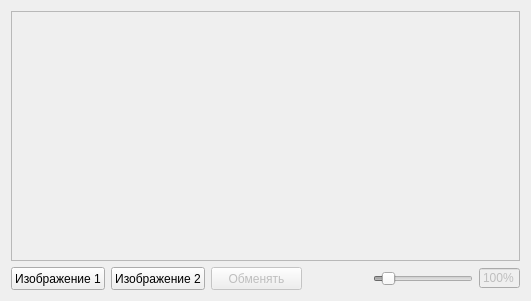
This is src/mainwindow.ui in PalmtopTiger/Comparator as Qt 5 draws it before an edit. The edited form follows.
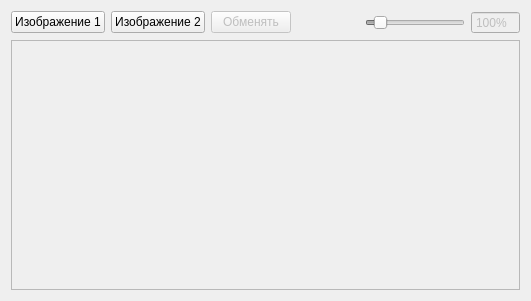
This is the edited form. Icons and pictures are not drawn.

Commit message: Make zoom percentage editable

Diff of the .ui file:
```diff
--- a/src/mainwindow.ui
+++ b/src/mainwindow.ui
@@ -22,34 +22,6 @@
   </property>
   <widget class="QWidget" name="centralWidget">
    <layout class="QVBoxLayout" name="verticalLayout_2">
-    <item>
-     <widget class="QGraphicsView" name="graphicsView">
-      <property name="enabled">
-       <bool>false</bool>
-      </property>
-      <property name="acceptDrops">
-       <bool>false</bool>
-      </property>
-      <property name="verticalScrollBarPolicy">
-       <enum>Qt::ScrollBarAlwaysOff</enum>
-      </property>
-      <property name="horizontalScrollBarPolicy">
-       <enum>Qt::ScrollBarAlwaysOff</enum>
-      </property>
-      <property name="backgroundBrush">
-       <brush brushstyle="SolidPattern">
-        <color alpha="255">
-         <red>128</red>
-         <green>128</green>
-         <blue>128</blue>
-        </color>
-       </brush>
-      </property>
-      <property name="dragMode">
-       <enum>QGraphicsView::ScrollHandDrag</enum>
-      </property>
-     </widget>
-    </item>
     <item>
      <layout class="QHBoxLayout" name="horizontalLayout">
       <item>
@@ -60,18 +32,6 @@
           <verstretch>0</verstretch>
          </sizepolicy>
         </property>
-        <property name="minimumSize">
-         <size>
-          <width>91</width>
-          <height>23</height>
-         </size>
-        </property>
-        <property name="maximumSize">
-         <size>
-          <width>16777215</width>
-          <height>23</height>
-         </size>
-        </property>
         <property name="toolTip">
          <string>Открыть</string>
         </property>
@@ -91,18 +51,6 @@
           <verstretch>0</verstretch>
          </sizepolicy>
         </property>
-        <property name="minimumSize">
-         <size>
-          <width>91</width>
-          <height>23</height>
-         </size>
-        </property>
-        <property name="maximumSize">
-         <size>
-          <width>16777215</width>
-          <height>23</height>
-         </size>
-        </property>
         <property name="toolTip">
          <string>Открыть</string>
         </property>
@@ -120,23 +68,11 @@
          <bool>false</bool>
         </property>
         <property name="sizePolicy">
-         <sizepolicy hsizetype="Fixed" vsizetype="Fixed">
+         <sizepolicy hsizetype="Minimum" vsizetype="Fixed">
           <horstretch>0</horstretch>
           <verstretch>0</verstretch>
          </sizepolicy>
         </property>
-        <property name="minimumSize">
-         <size>
-          <width>91</width>
-          <height>23</height>
-         </size>
-        </property>
-        <property name="maximumSize">
-         <size>
-          <width>91</width>
-          <height>23</height>
-         </size>
-        </property>
         <property name="text">
          <string>Обменять</string>
         </property>
@@ -172,13 +108,13 @@
         <property name="minimumSize">
          <size>
           <width>100</width>
-          <height>19</height>
+          <height>0</height>
          </size>
         </property>
         <property name="maximumSize">
          <size>
           <width>300</width>
-          <height>19</height>
+          <height>16777215</height>
          </size>
         </property>
         <property name="contextMenuPolicy">
@@ -202,38 +138,66 @@
        </widget>
       </item>
       <item>
-       <widget class="QLineEdit" name="edPercent">
+       <widget class="QSpinBox" name="spZoom">
         <property name="enabled">
          <bool>false</bool>
         </property>
         <property name="sizePolicy">
-         <sizepolicy hsizetype="Fixed" vsizetype="Fixed">
+         <sizepolicy hsizetype="Minimum" vsizetype="Fixed">
           <horstretch>0</horstretch>
           <verstretch>0</verstretch>
          </sizepolicy>
         </property>
-        <property name="minimumSize">
-         <size>
-          <width>41</width>
-          <height>20</height>
-         </size>
+        <property name="buttonSymbols">
+         <enum>QAbstractSpinBox::NoButtons</enum>
         </property>
-        <property name="maximumSize">
-         <size>
-          <width>41</width>
-          <height>20</height>
-         </size>
+        <property name="correctionMode">
+         <enum>QAbstractSpinBox::CorrectToNearestValue</enum>
         </property>
-        <property name="text">
-         <string>100%</string>
+        <property name="suffix">
+         <string>%</string>
         </property>
-        <property name="alignment">
-         <set>Qt::AlignCenter</set>
+        <property name="minimum">
+         <number>1</number>
+        </property>
+        <property name="maximum">
+         <number>1000</number>
+        </property>
+        <property name="value">
+         <number>100</number>
         </property>
        </widget>
       </item>
      </layout>
     </item>
+    <item>
+     <widget class="QGraphicsView" name="graphicsView">
+      <property name="enabled">
+       <bool>false</bool>
+      </property>
+      <property name="acceptDrops">
+       <bool>false</bool>
+      </property>
+      <property name="verticalScrollBarPolicy">
+       <enum>Qt::ScrollBarAlwaysOff</enum>
+      </property>
+      <property name="horizontalScrollBarPolicy">
+       <enum>Qt::ScrollBarAlwaysOff</enum>
+      </property>
+      <property name="backgroundBrush">
+       <brush brushstyle="SolidPattern">
+        <color alpha="255">
+         <red>128</red>
+         <green>128</green>
+         <blue>128</blue>
+        </color>
+       </brush>
+      </property>
+      <property name="dragMode">
+       <enum>QGraphicsView::ScrollHandDrag</enum>
+      </property>
+     </widget>
+    </item>
    </layout>
   </widget>
  </widget>
```
The commit also changes 2 other files.
